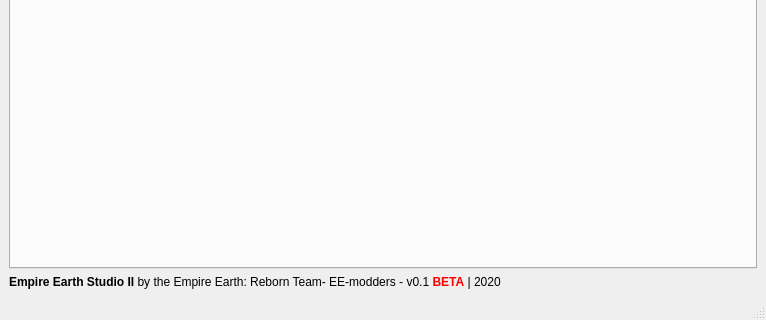
The window that src/lib/mainWindow.ui (EE-modders/Empire-Earth-Studio-2) describes before a commit, drawn with Qt 5; both pictures show x 0 to 766 and y 324 to 644 of the 766 by 644 pixel window.
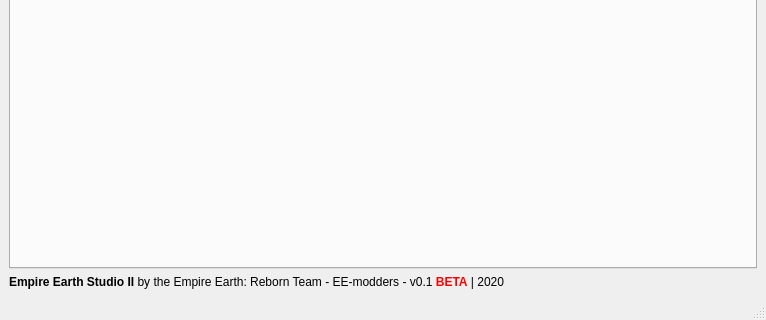
The same window after the commit. The open tabs and pages were chosen to show the change. Custom widgets are drawn as their Qt base class.

```diff
--- a/src/lib/mainWindow.ui
+++ b/src/lib/mainWindow.ui
@@ -1007,7 +1007,7 @@
     <item>
      <widget class="QLabel" name="label_8">
       <property name="text">
-       <string>&lt;html&gt;&lt;head/&gt;&lt;body&gt;&lt;p&gt;&lt;span style=&quot; font-weight:600;&quot;&gt;Empire Earth Studio II&lt;/span&gt; by the Empire Earth: Reborn Team- EE-modders - v0.1 &lt;span style=&quot; font-weight:600; color:#ff0000;&quot;&gt;BETA&lt;/span&gt; | 2020&lt;/p&gt;&lt;/body&gt;&lt;/html&gt;</string>
+       <string>&lt;html&gt;&lt;head/&gt;&lt;body&gt;&lt;p&gt;&lt;span style=&quot; font-weight:600;&quot;&gt;Empire Earth Studio II&lt;/span&gt; by the Empire Earth: Reborn Team - EE-modders - v0.1 &lt;span style=&quot; font-weight:600; color:#ff0000;&quot;&gt;BETA&lt;/span&gt; | 2020&lt;/p&gt;&lt;/body&gt;&lt;/html&gt;</string>
       </property>
       <property name="alignment">
        <set>Qt::AlignLeading|Qt::AlignLeft|Qt::AlignVCenter</set>
```
Left out of the diff: 4 changed lines with no effect on the pictures.
